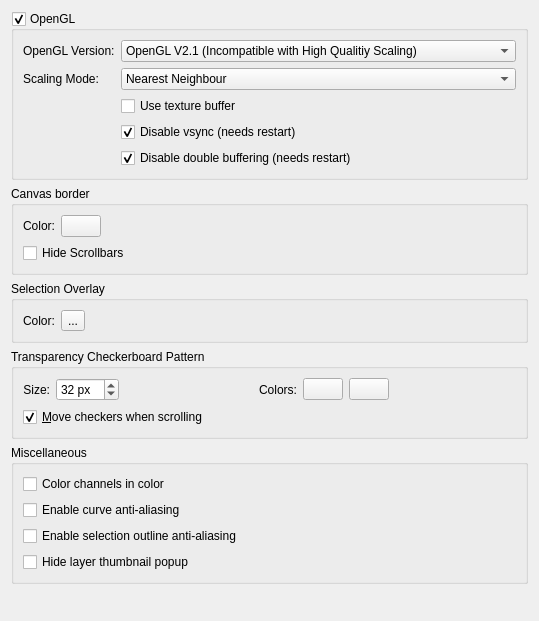
Qt form libs/ui/forms/wdgdisplaysettings.ui (jwindchime/Krita) before a commit.
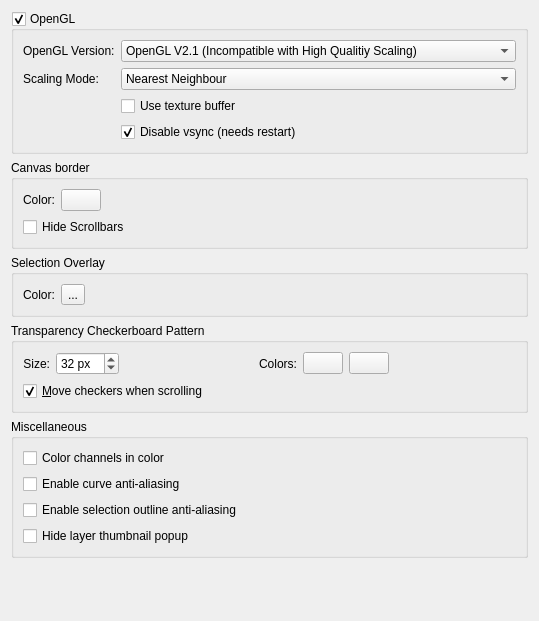
The same form after that commit. Custom widgets are drawn as their Qt base class.

Commit message: Remove the no-longer used config option for enabling double-buffering

```diff
--- a/libs/ui/forms/wdgdisplaysettings.ui
+++ b/libs/ui/forms/wdgdisplaysettings.ui
@@ -194,25 +194,6 @@
         </property>
        </widget>
       </item>
-      <item row="5" column="1">
-       <widget class="QCheckBox" name="chkDisableDoubleBuffering">
-        <property name="sizePolicy">
-         <sizepolicy hsizetype="Preferred" vsizetype="Fixed">
-          <horstretch>0</horstretch>
-          <verstretch>0</verstretch>
-         </sizepolicy>
-        </property>
-        <property name="toolTip">
-         <string>&lt;html&gt;&lt;head/&gt;&lt;body&gt;&lt;p&gt;Try to disable double buffering. This makes painting more responsive, but might cause crashes with some ATI GPU/driver combinations.&lt;/p&gt;&lt;/body&gt;&lt;/html&gt;</string>
-        </property>
-        <property name="text">
-         <string>Disable double buffering (needs restart)</string>
-        </property>
-        <property name="checked">
-         <bool>true</bool>
-        </property>
-       </widget>
-      </item>
       <item row="1" column="1">
        <widget class="QComboBox" name="cmbFilterMode">
         <property name="sizePolicy">
```
Left out of the diff: 42 changed lines with no effect on the pictures. The commit also changes 6 other files.
